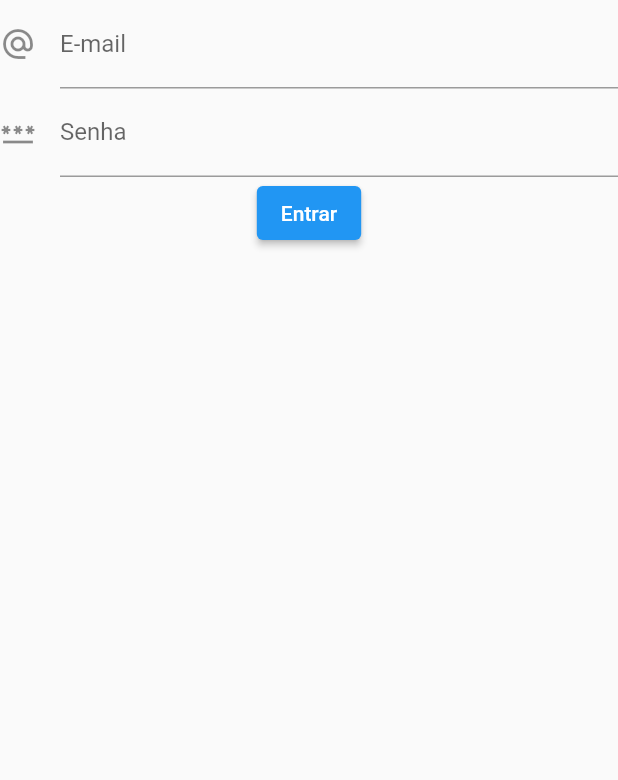
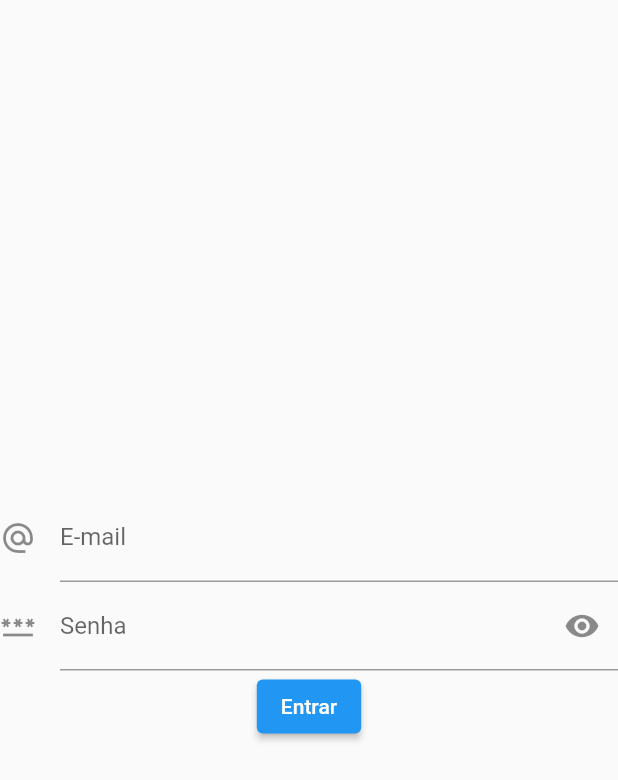
Before and after one commit to ricardoMonteiroTavares/covidDataset, a Flutter app: the LoginPage screen opened directly, on a phone screen of 412 x 824 dp. Shown: the top 780 px of the screen. Run offline on Flutter 3.47's test engine with Material 2 defaults, Android fonts, the phone set to English and light mode, and no system bars.

Commit message:
#002 - Adição de gerencia de estado e correções de bugs

```diff
--- /dev/null
+++ b/brasil_data/lib/pages/login_page/bloc/login_page_bloc.dart
@@ -0,0 +1,36 @@
+import 'package:brasil_data/core/models/login_model.dart';
+import 'package:brasil_data/core/stateMagnement/bloc.dart';
+import 'package:flutter/material.dart';
+
+class LoginPageBloc extends Bloc<dynamic> {
+  String? _email, _password;
+  bool obscureText = true;
+
+  final formKey = GlobalKey<FormState>();
+
+  Widget get icon => obscureText
+      ? const Icon(Icons.remove_red_eye_rounded)
+      : const ImageIcon(AssetImage("assets/icons/closed-eye.png"));
+
+  void setEmail(String? newEmail) {
+    _email = newEmail;
+    sink.add(_email);
+  }
+
+  void setPassword(String? newPassword) {
+    _password = newPassword;
+    sink.add(_password);
+  }
+
+  void toggleHandler() {
+    obscureText = !obscureText;
+    sink.add(obscureText);
+  }
+
+  signInHandler() {
+    if (formKey.currentState!.validate()) {
+      LoginModel data = LoginModel(email: _email!, password: _password!);
+      print("Deu certo");
+    }
+  }
+}
--- a/brasil_data/lib/pages/login_page/login_page.dart
+++ b/brasil_data/lib/pages/login_page/login_page.dart
@@ -1,36 +1,62 @@
 import 'package:brasil_data/core/validators/form_validator.dart';
+import 'package:brasil_data/pages/login_page/bloc/login_page_bloc.dart';
 import 'package:flutter/material.dart';
 
-class LoginPage extends StatelessWidget {
-  LoginPage({Key? key}) : super(key: key);
+class LoginPage extends StatefulWidget {
+  const LoginPage({Key? key}) : super(key: key);
 
-  final _formKey = GlobalKey<FormState>();
+  @override
+  State<LoginPage> createState() => _LoginPageState();
+}
+
+class _LoginPageState extends State<LoginPage> {
+  final _bloc = LoginPageBloc();
+
+  @override
+  void dispose() {
+    _bloc.closeStream();
+    super.dispose();
+  }
 
   @override
   Widget build(BuildContext context) {
-    return Form(
-      key: _formKey,
+    return Scaffold(
+      body: StreamBuilder(
+        stream: _bloc.stream,
+        builder: (context, snapshot) => Form(
+          key: _bloc.formKey,
           child: Column(
+            crossAxisAlignment: CrossAxisAlignment.center,
+            mainAxisAlignment: MainAxisAlignment.center,
             children: [
               TextFormField(
                 decoration: const InputDecoration(
                   icon: Icon(Icons.alternate_email),
                   labelText: "E-mail",
                 ),
+                onChanged: _bloc.setEmail,
                 validator: FormValidator.validateEmail,
               ),
               TextFormField(
-            decoration: const InputDecoration(
-              icon: Icon(Icons.password),
+                decoration: InputDecoration(
+                  icon: const Icon(Icons.password),
                   labelText: "Senha",
+                  suffixIcon: IconButton(
+                    icon: _bloc.icon,
+                    onPressed: _bloc.toggleHandler,
                   ),
+                ),
+                obscureText: _bloc.obscureText,
+                onChanged: _bloc.setPassword,
                 validator: FormValidator.validatePassword,
               ),
               ElevatedButton(
                 child: const Text("Entrar"),
-            onPressed: () {},
+                onPressed: _bloc.signInHandler,
               )
             ],
+          ),
+        ),
       ),
     );
   }
```
Also changed, not shown: brasil_data/lib/main.dart (+2 -86 lines). Lines whose indentation alone changed are shown as unchanged.
